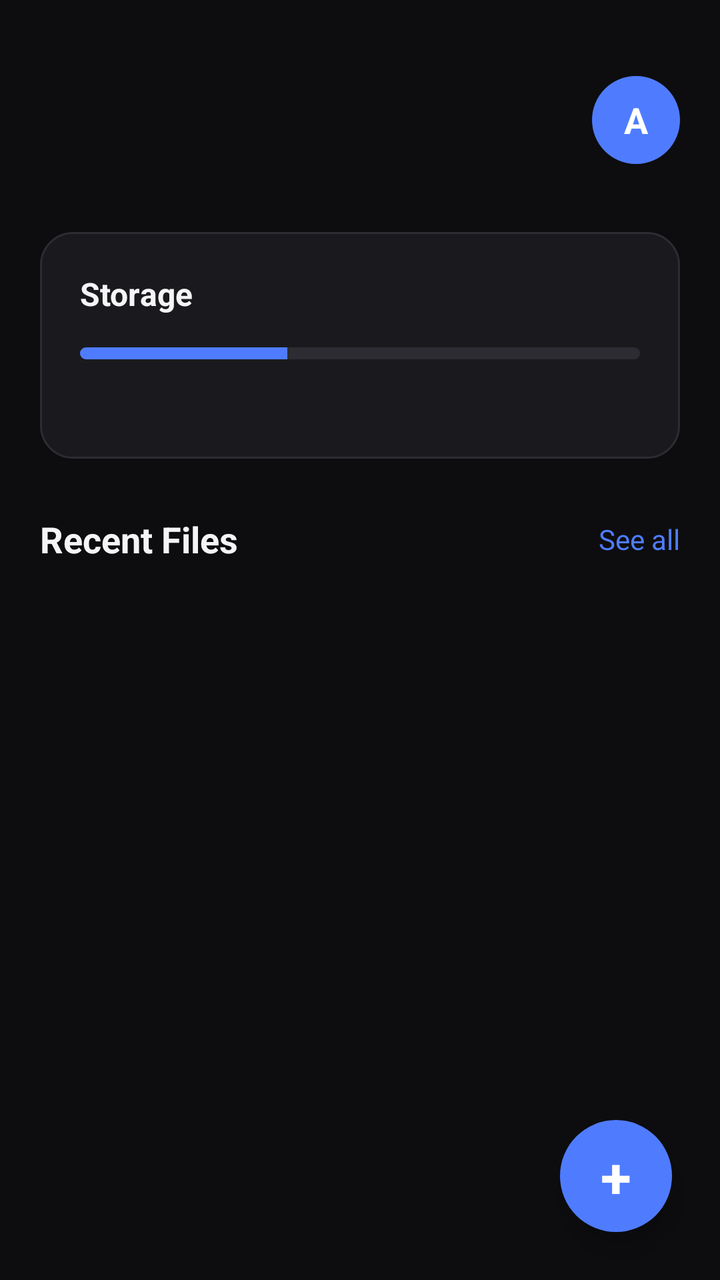
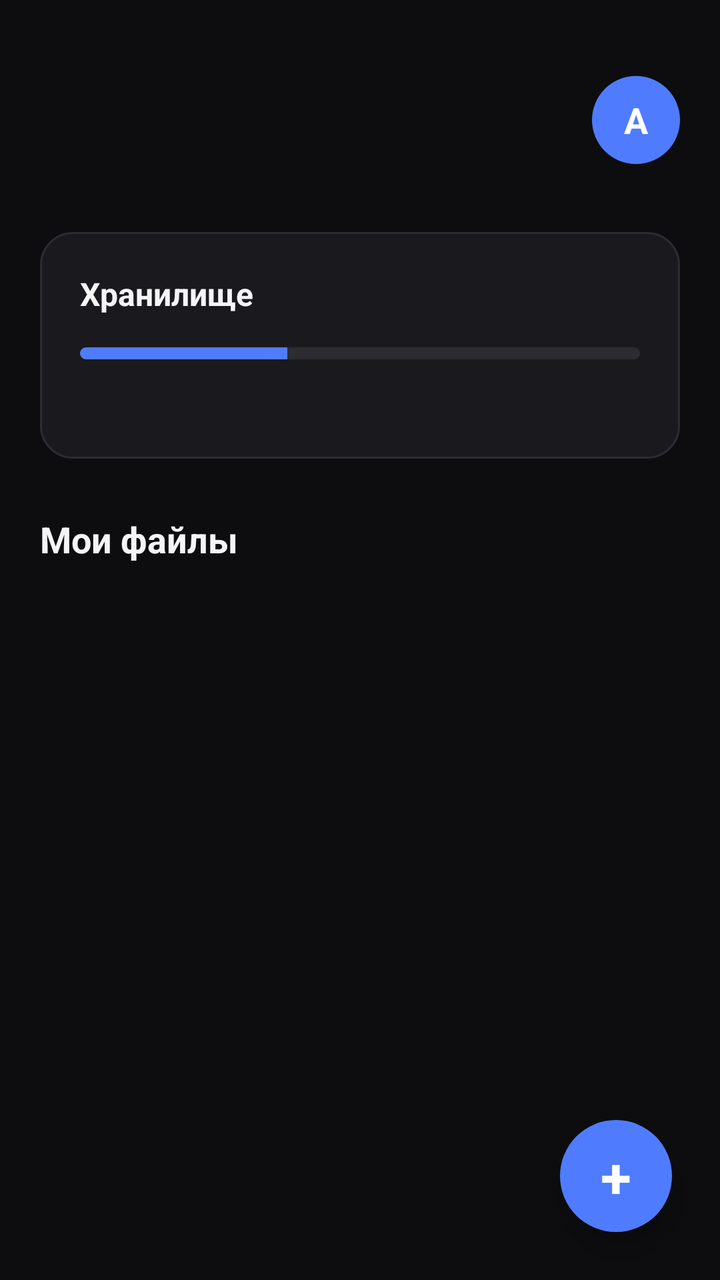

Screens rendered from an Android XML layout before and after an edit, with the pre-edit source and the edit as a unified diff.
<!-- AndroidManifest.xml: application theme Theme.KoilCloud -->
<!-- res/layout/main_activity.xml -->
<?xml version="1.0" encoding="utf-8"?>
<FrameLayout xmlns:android="http://schemas.android.com/apk/res/android"
    android:layout_width="match_parent"
    android:layout_height="match_parent"
    android:background="@color/bg">

    <androidx.core.widget.NestedScrollView
        android:id="@+id/main"
        android:layout_width="match_parent"
        android:layout_height="match_parent"
        android:fillViewport="true">

        <LinearLayout
            android:layout_width="match_parent"
            android:layout_height="wrap_content"
            android:orientation="vertical"
            android:padding="20dp"
            android:paddingBottom="96dp">

            
            <LinearLayout
                android:layout_width="match_parent"
                android:layout_height="wrap_content"
                android:orientation="horizontal"
                android:gravity="center_vertical"
                android:layout_marginTop="12dp"
                android:layout_marginBottom="28dp"
                android:minHeight="56dp">

                <TextView
                    android:id="@+id/backButton"
                    android:layout_width="40dp"
                    android:layout_height="40dp"
                    android:layout_marginEnd="8dp"
                    android:background="@drawable/bg_icon"
                    android:gravity="center"
                    android:text="←"
                    android:textColor="@color/text_primary"
                    android:textSize="20sp"
                    android:visibility="gone"
                    android:clickable="true"
                    android:focusable="true" />

                <TextView
                    android:id="@+id/clearSelectionButton"
                    android:layout_width="40dp"
                    android:layout_height="40dp"
                    android:layout_marginEnd="8dp"
                    android:background="@drawable/bg_icon"
                    android:gravity="center"
                    android:text="✕"
                    android:textColor="@color/text_primary"
                    android:textSize="18sp"
                    android:visibility="gone"
                    android:clickable="true"
                    android:focusable="true" />

                <HorizontalScrollView
                    android:layout_width="0dp"
                    android:layout_height="wrap_content"
                    android:layout_weight="1"
                    android:scrollbars="none"
                    android:fillViewport="false"
                    android:overScrollMode="never">

                    <LinearLayout
                        android:id="@+id/breadcrumbs"
                        android:layout_width="wrap_content"
                        android:layout_height="wrap_content"
                        android:orientation="horizontal"
                        android:gravity="center_vertical"
                        android:paddingVertical="8dp" />
                </HorizontalScrollView>

                <TextView
                    android:id="@+id/pasteButton"
                    android:layout_width="40dp"
                    android:layout_height="40dp"
                    android:layout_marginStart="8dp"
                    android:background="@drawable/bg_icon"
                    android:gravity="center"
                    android:text="📋"
                    android:textSize="18sp"
                    android:visibility="gone"
                    android:clickable="true"
                    android:focusable="true" />

                <TextView
                    android:id="@+id/cancelCutButton"
                    android:layout_width="40dp"
                    android:layout_height="40dp"
                    android:layout_marginStart="8dp"
                    android:background="@drawable/bg_icon"
                    android:gravity="center"
                    android:text="✕"
                    android:textColor="@color/text_primary"
                    android:textSize="18sp"
                    android:visibility="gone"
                    android:clickable="true"
                    android:focusable="true" />

                <TextView
                    android:id="@+id/menuButton"
                    android:layout_width="40dp"
                    android:layout_height="40dp"
                    android:layout_marginStart="8dp"
                    android:background="@drawable/bg_icon"
                    android:gravity="center"
                    android:text="⋮"
                    android:textColor="@color/text_primary"
                    android:textSize="20sp"
                    android:clickable="true"
                    android:focusable="true"
                    android:visibility="gone" />

                <TextView
                    android:id="@+id/avatar"
                    android:layout_width="44dp"
                    android:layout_height="44dp"
                    android:layout_marginStart="8dp"
                    android:background="@drawable/bg_avatar"
                    android:gravity="center"
                    android:text="A"
                    android:textColor="#FFFFFF"
                    android:textSize="18sp"
                    android:textStyle="bold" />
            </LinearLayout>

            
            <LinearLayout
                android:layout_width="match_parent"
                android:layout_height="wrap_content"
                android:orientation="vertical"
                android:background="@drawable/bg_card"
                android:padding="20dp"
                android:layout_marginBottom="28dp">

                <LinearLayout
                    android:layout_width="match_parent"
                    android:layout_height="wrap_content"
                    android:orientation="horizontal"
                    android:layout_marginBottom="16dp">

                    <TextView
                        android:layout_width="0dp"
                        android:layout_height="wrap_content"
                        android:layout_weight="1"
                        android:text="Storage"
                        android:textColor="@color/text_primary"
                        android:textSize="16sp"
                        android:textStyle="bold" />

                    <TextView
                        android:id="@+id/storageRemaining"
                        android:layout_width="wrap_content"
                        android:layout_height="wrap_content"
                        android:text=""
                        android:textColor="@color/text_secondary"
                        android:textSize="13sp" />
                </LinearLayout>

                <ProgressBar
                    android:id="@+id/storageProgress"
                    style="?android:attr/progressBarStyleHorizontal"
                    android:layout_width="match_parent"
                    android:layout_height="6dp"
                    android:progressDrawable="@drawable/progress_bar"
                    android:max="100"
                    android:progress="37" />

                <TextView
                    android:id="@+id/storageDetail"
                    android:layout_width="wrap_content"
                    android:layout_height="wrap_content"
                    android:layout_marginTop="12dp"
                    android:text=""
                    android:textColor="@color/text_tertiary"
                    android:textSize="13sp" />
            </LinearLayout>

            
            <LinearLayout
                android:layout_width="match_parent"
                android:layout_height="wrap_content"
                android:orientation="horizontal"
                android:gravity="center_vertical"
                android:layout_marginBottom="16dp">

                <TextView
                    android:layout_width="0dp"
                    android:layout_height="wrap_content"
                    android:layout_weight="1"
                    android:text="Recent Files"
                    android:textColor="@color/text_primary"
                    android:textSize="18sp"
                    android:textStyle="bold" />

                <TextView
                    android:layout_width="wrap_content"
                    android:layout_height="wrap_content"
                    android:text="See all"
                    android:textColor="@color/primary"
                    android:textSize="14sp" />
            </LinearLayout>

            <androidx.recyclerview.widget.RecyclerView
                android:id="@+id/filesList"
                android:layout_width="match_parent"
                android:layout_height="wrap_content"
                android:nestedScrollingEnabled="false" />

            <ProgressBar
                android:id="@+id/loading"
                android:layout_width="wrap_content"
                android:layout_height="wrap_content"
                android:layout_gravity="center_horizontal"
                android:layout_marginTop="16dp"
                android:visibility="gone" />

            <TextView
                android:id="@+id/emptyText"
                android:layout_width="match_parent"
                android:layout_height="wrap_content"
                android:layout_marginTop="24dp"
                android:gravity="center"
                android:text="No files"
                android:textColor="@color/text_tertiary"
                android:textSize="14sp"
                android:visibility="gone" />
        </LinearLayout>
    </androidx.core.widget.NestedScrollView>

    
    <TextView
        android:id="@+id/uploadButton"
        android:layout_width="56dp"
        android:layout_height="56dp"
        android:layout_gravity="bottom|end"
        android:layout_margin="24dp"
        android:background="@drawable/bg_fab"
        android:gravity="center"
        android:text="+"
        android:textColor="#FFFFFF"
        android:textSize="28sp"
        android:textStyle="bold"
        android:clickable="true"
        android:focusable="true"
        android:elevation="8dp" />

</FrameLayout>
<!-- resources referenced by this layout -->
<resources>
  <color name="bg">#0D0D0F</color>
  <color name="primary">#4F7CFF</color>
  <color name="text_primary">#F5F5F7</color>
  <color name="text_secondary">#9E9EA7</color>
  <color name="text_tertiary">#63636B</color>
  <!-- drawable bg_avatar (drawable) -->
  <?xml version="1.0" encoding="utf-8"?>
  <shape xmlns:android="http://schemas.android.com/apk/res/android" android:shape="oval">
      <solid android:color="@color/primary" />
  </shape>
  <!-- drawable bg_card (drawable) -->
  <?xml version="1.0" encoding="utf-8"?>
  <shape xmlns:android="http://schemas.android.com/apk/res/android">
      <solid android:color="@color/surface" />
      <corners android:radius="16dp" />
      <stroke android:width="1dp" android:color="@color/border" />
  </shape>
  <!-- drawable bg_fab (drawable) -->
  <?xml version="1.0" encoding="utf-8"?>
  <shape xmlns:android="http://schemas.android.com/apk/res/android" android:shape="oval">
      <solid android:color="@color/primary" />
  </shape>
  <!-- drawable bg_icon (drawable) -->
  <?xml version="1.0" encoding="utf-8"?>
  <shape xmlns:android="http://schemas.android.com/apk/res/android">
      <solid android:color="@color/surface_elevated" />
      <corners android:radius="8dp" />
  </shape>
  <!-- drawable progress_bar (drawable) -->
  <?xml version="1.0" encoding="utf-8"?>
  <layer-list xmlns:android="http://schemas.android.com/apk/res/android">
      <item android:id="@android:id/background">
          <shape>
              <corners android:radius="3dp" />
              <solid android:color="@color/border" />
          </shape>
      </item>
      <item android:id="@android:id/progress">
          <clip>
              <shape>
                  <corners android:radius="3dp" />
                  <solid android:color="@color/primary" />
              </shape>
          </clip>
      </item>
  </layer-list>
  <style name="Theme.KoilCloud" parent="Theme.MaterialComponents.DayNight.NoActionBar">
          <item name="android:statusBarColor">@color/bg</item>
          <item name="android:navigationBarColor">@color/bg</item>
          <item name="android:windowBackground">@color/bg</item>
          <item name="android:windowLightStatusBar">false</item>
      </style>
  <color name="surface">#1A1A1E</color>
  <color name="border">#2C2C32</color>
  <color name="surface_elevated">#242429</color>
</resources>

<!-- the commit's change to res/layout/main_activity.xml (unified diff, before → after) -->
@@ -145,7 +145,7 @@
                         android:layout_width="0dp"
                         android:layout_height="wrap_content"
                         android:layout_weight="1"
-                        android:text="Storage"
+                        android:text="Хранилище"
                         android:textColor="@color/text_primary"
                         android:textSize="16sp"
                         android:textStyle="bold" />
@@ -190,17 +190,11 @@
                     android:layout_width="0dp"
                     android:layout_height="wrap_content"
                     android:layout_weight="1"
-                    android:text="Recent Files"
+                    android:text="Мои файлы"
                     android:textColor="@color/text_primary"
                     android:textSize="18sp"
                     android:textStyle="bold" />
 
-                <TextView
-                    android:layout_width="wrap_content"
-                    android:layout_height="wrap_content"
-                    android:text="See all"
-                    android:textColor="@color/primary"
-                    android:textSize="14sp" />
             </LinearLayout>
 
             <androidx.recyclerview.widget.RecyclerView
